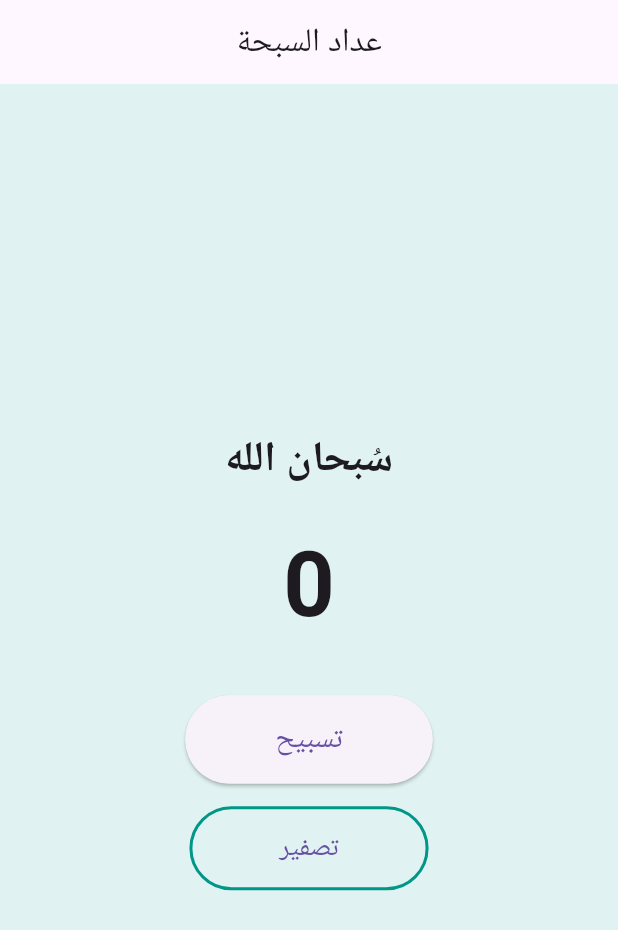
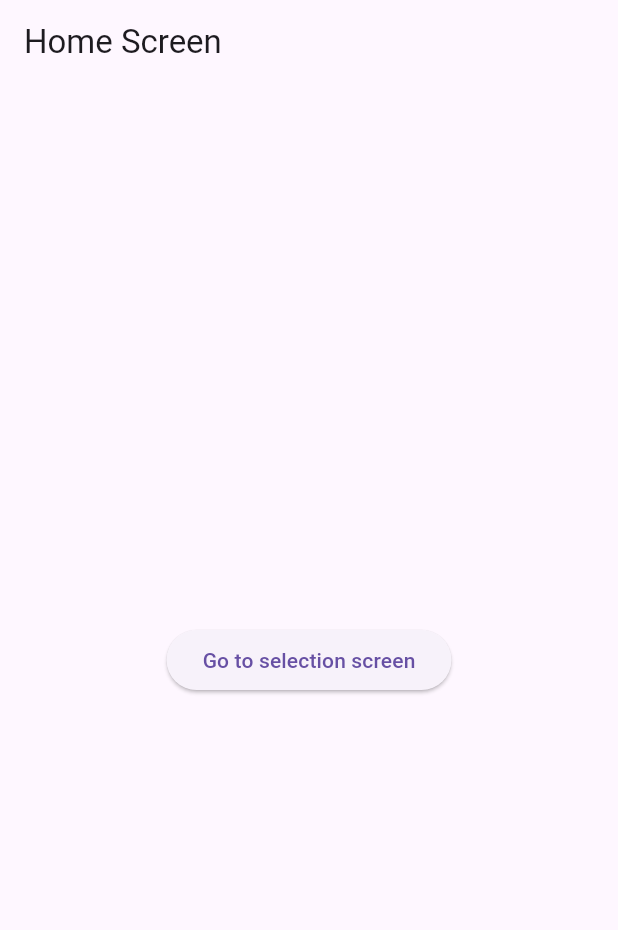
Before and after one commit to shahadba2025/Shahadbaties, a Flutter app: the screen it shows after launch, on a phone screen of 412 x 824 dp. Shown: the top 930 px of the screen. Run offline on Flutter 3.47's test engine with Material 3 defaults, Android fonts, the phone set to English and light mode, and no system bars.

Commit message:
Add files via upload

```diff
--- a/lib/main.dart
+++ b/lib/main.dart
@@ -1,90 +1,48 @@
 import 'package:flutter/material.dart';
+import 'SecondScreen.dart';
 
 void main() {
-  runApp(const TasbeehApp());
+  runApp(const MyApp());
 }
 
-class TasbeehApp extends StatelessWidget {
-  const TasbeehApp({super.key});
+class MyApp extends StatelessWidget {
+  const MyApp({super.key});
 
   @override
   Widget build(BuildContext context) {
     return MaterialApp(
-      debugShowCheckedModeBanner: false,
-      title: 'عداد سبحة',
-      theme: ThemeData(
-        primarySwatch: Colors.teal,
-      ),
-      home: const TasbeehCounter(),
+      title: 'Return Data Demo',
+      home: const HomeScreen(),
     );
   }
 }
 
-class TasbeehCounter extends StatefulWidget {
-  const TasbeehCounter({super.key});
-
-  @override
-  State<TasbeehCounter> createState() => _TasbeehCounterState();
-}
-
-class _TasbeehCounterState extends State<TasbeehCounter> {
-  int count = 0;
-
-  void increment() {
-    setState(() {
-      count++;
-    });
-  }
-
-  void reset() {
-    setState(() {
-      count = 0;
-    });
-  }
+class HomeScreen extends StatelessWidget {
+  const HomeScreen({super.key});
 
   @override
   Widget build(BuildContext context) {
     return Scaffold(
-      backgroundColor: Colors.teal[50],
-      appBar: AppBar(
-        title: const Text('عداد السبحة'),
-        centerTitle: true,
-      ),
+      appBar: AppBar(title: const Text('Home Screen')),
       body: Center(
-        child: Column(
-          mainAxisAlignment: MainAxisAlignment.center,
-          children: [
-            const Text(
-              'سُبحان الله',
-              style: TextStyle(fontSize: 28, fontWeight: FontWeight.bold),
-            ),
-            const SizedBox(height: 20),
-            Text(
-              '$count',
-              style: const TextStyle(fontSize: 60, fontWeight: FontWeight.bold),
-            ),
-            const SizedBox(height: 30),
-            ElevatedButton(
-              onPressed: increment,
-              style: ElevatedButton.styleFrom(
-                padding: const EdgeInsets.symmetric(horizontal: 60, vertical: 15),
-                shape: RoundedRectangleBorder(
-                    borderRadius: BorderRadius.circular(30)),
+        child: ElevatedButton(
+          onPressed: () async{
+            final result = await Navigator.push<bool>(
+              context,
+              MaterialPageRoute(
+                builder: (context) => const SecondPage(),
               ),
-              child: const Text('تسبيح', style: TextStyle(fontSize: 20)),
-            ),
-            const SizedBox(height: 15),
-            OutlinedButton(
-              onPressed: reset,
-              style: OutlinedButton.styleFrom(
-                padding: const EdgeInsets.symmetric(horizontal: 60, vertical: 15),
-                side: const BorderSide(color: Colors.teal, width: 2),
-              ),
-              child: const Text('تصفير', style: TextStyle(fontSize: 18)),
-            ),
-          ],
+            );
+            if (result != null) {
+              ScaffoldMessenger.of(context).showSnackBar(
+                SnackBar(content: Text(result ?'تمت الموافقة على الشروط':'تم رفض الشروط')),
+              );
+            }
+          },
+          child: const Text('Go to selection screen'),
         ),
       ),
     );
   }
+
 }
--- a/pubspec.yaml
+++ b/pubspec.yaml
@@ -1,4 +1,4 @@
-name: untitled13
+name: untitled12
 description: "A new Flutter project."
 # The following line prevents the package from being accidentally published to
 # pub.dev using `flutter pub publish`. This is preferred for private packages.
```
Also changed, not shown: analysis_options.yaml (added, +28 -0 lines), lib/SecondScreen.dart (added, +89 -0 lines), 17 other files.
